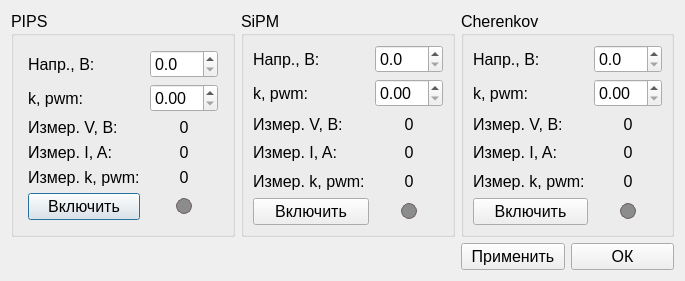
The window that frontend/HVIP_window.ui (AtariVC/ddii_scopus) describes before a commit, drawn with Qt 5.
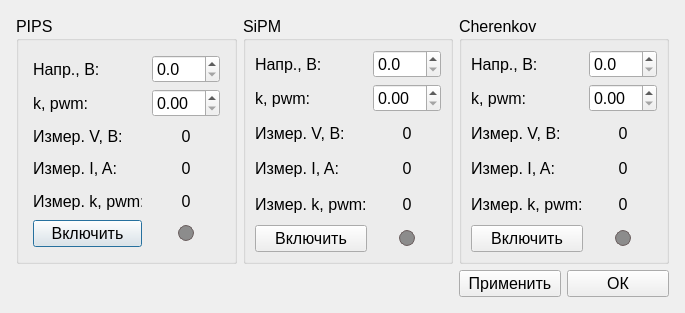
The same window after the commit.

Commit message: Started update hvip_dialog, added client.close() for each dialog window

```diff
--- a/frontend/HVIP_window.ui
+++ b/frontend/HVIP_window.ui
@@ -7,7 +7,7 @@
     <x>0</x>
     <y>0</y>
     <width>685</width>
-    <height>230</height>
+    <height>313</height>
    </rect>
   </property>
   <property name="minimumSize">
@@ -19,12 +19,30 @@
   <property name="windowTitle">
    <string>Управление HVIP</string>
   </property>
+  <layout class="QVBoxLayout" name="verticalLayout_3">
+   <item>
   <layout class="QGridLayout" name="gridLayout_9">
+     <property name="leftMargin">
+      <number>5</number>
+     </property>
+     <property name="topMargin">
+      <number>5</number>
+     </property>
+     <property name="rightMargin">
+      <number>5</number>
+     </property>
+     <property name="bottomMargin">
+      <number>5</number>
+     </property>
    <item row="0" column="0">
     <widget class="QGroupBox" name="groupBox">
      <property name="font">
       <font>
+         <family>MS Shell Dlg 2</family>
        <pointsize>12</pointsize>
+         <weight>50</weight>
+         <italic>false</italic>
+         <bold>false</bold>
       </font>
      </property>
      <property name="styleSheet">
@@ -55,7 +73,11 @@
          <widget class="QLabel" name="label">
           <property name="font">
            <font>
+              <family>MS Shell Dlg 2</family>
             <pointsize>12</pointsize>
+              <weight>50</weight>
+              <italic>false</italic>
+              <bold>false</bold>
            </font>
           </property>
           <property name="text">
@@ -70,7 +92,11 @@
          <widget class="QLabel" name="label_2">
           <property name="font">
            <font>
+              <family>MS Shell Dlg 2</family>
             <pointsize>12</pointsize>
+              <weight>50</weight>
+              <italic>false</italic>
+              <bold>false</bold>
            </font>
           </property>
           <property name="text">
@@ -85,7 +111,11 @@
          <widget class="QLabel" name="label_pips_mes">
           <property name="font">
            <font>
+              <family>MS Shell Dlg 2</family>
             <pointsize>12</pointsize>
+              <weight>50</weight>
+              <italic>false</italic>
+              <bold>false</bold>
            </font>
           </property>
           <property name="text">
@@ -186,7 +216,11 @@
     <widget class="QGroupBox" name="groupBox_2">
      <property name="font">
       <font>
+         <family>MS Shell Dlg 2</family>
        <pointsize>12</pointsize>
+         <weight>50</weight>
+         <italic>false</italic>
+         <bold>false</bold>
       </font>
      </property>
      <property name="styleSheet">
@@ -308,7 +342,11 @@
     <widget class="QGroupBox" name="groupBox_3">
      <property name="font">
       <font>
+         <family>MS Shell Dlg 2</family>
        <pointsize>12</pointsize>
+         <weight>50</weight>
+         <italic>false</italic>
+         <bold>false</bold>
       </font>
      </property>
      <property name="styleSheet">
@@ -430,7 +468,7 @@
      </layout>
     </widget>
    </item>
-   <item row="3" column="2">
+     <item row="1" column="2">
     <layout class="QHBoxLayout" name="horizontalLayout">
      <item>
       <widget class="QPushButton" name="pushButton_apply">
@@ -456,6 +494,15 @@
        </property>
       </widget>
      </item>
+      </layout>
+     </item>
+    </layout>
+   </item>
+   <item>
+    <layout class="QVBoxLayout" name="vLayout_ser_connect">
+     <property name="sizeConstraint">
+      <enum>QLayout::SetMinimumSize</enum>
+     </property>
     </layout>
    </item>
   </layout>
```
Lines whose indentation alone changed are shown as unchanged. The commit also changes 4 other files.
